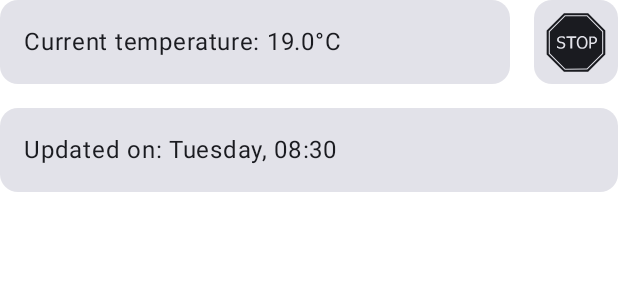
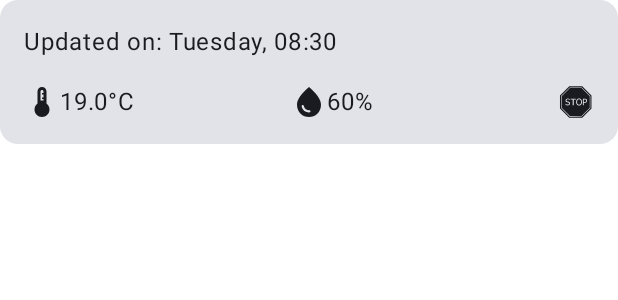
Before and after one commit to Pilou44/thermostat, an Android app built with Jetpack Compose: the @Preview function StateModuleOffPreview, on a phone screen of 412 x 824 dp. Shown: the top 300 px of the screen. Run offline under Robolectric (Android 15) with nearby library versions, the phone set to English and light mode, and no system bars.

Commit message:
Handle humidity

```diff
--- a/app/src/main/java/com/wechantloup/thermostat/model/Thermostat.kt
+++ b/app/src/main/java/com/wechantloup/thermostat/model/Thermostat.kt
@@ -3,6 +3,7 @@ package com.wechantloup.thermostat.model
 data class Thermostat(
     val deviceId: String,
     val temperature: Float,
+    val humidity: Float,
     val on: Boolean,
     val time: String,
 )
--- a/app/src/main/java/com/wechantloup/thermostat/repository/ThermostatRepository.kt
+++ b/app/src/main/java/com/wechantloup/thermostat/repository/ThermostatRepository.kt
@@ -26,16 +26,17 @@ object ThermostatRepository {
     }
 
     private fun Thermostat.toDbThermostat(): Pair<String, DbThermostat> {
-        val dbThermostat = DbThermostat(temperature, on, time)
+        val dbThermostat = DbThermostat(temperature, humidity, on, time)
         return deviceId to dbThermostat
     }
 
     private fun DbThermostat.toThermostat(id: String): Thermostat {
-        return Thermostat(id, temperature, on, time)
+        return Thermostat(id, temperature, humidity, on, time)
     }
 
     private data class DbThermostat(
         val temperature: Float = 0f,
+        val humidity: Float = Float.NaN,
         val on: Boolean = false,
         val time: String = "",
     )
--- a/app/src/main/java/com/wechantloup/thermostat/ui/thermostat/ThermostatScreen.kt
+++ b/app/src/main/java/com/wechantloup/thermostat/ui/thermostat/ThermostatScreen.kt
@@ -1,6 +1,5 @@
 package com.wechantloup.thermostat.ui.thermostat
 
-import android.text.format.DateFormat
 import android.util.Log
 import androidx.annotation.StringRes
 import androidx.compose.foundation.clickable
@@ -30,7 +29,6 @@ import androidx.compose.runtime.getValue
 import androidx.compose.ui.Alignment
 import androidx.compose.ui.Modifier
 import androidx.compose.ui.graphics.vector.ImageVector
-import androidx.compose.ui.res.painterResource
 import androidx.compose.ui.res.stringResource
 import androidx.compose.ui.res.vectorResource
 import androidx.compose.ui.text.style.TextOverflow
@@ -44,7 +42,7 @@ import com.wechantloup.thermostat.ui.theme.Dimens
 import com.wechantloup.thermostat.ui.theme.ThermostatTheme
 import kotlinx.collections.immutable.ImmutableList
 import kotlinx.collections.immutable.toImmutableList
-import java.util.Date
+import kotlin.math.roundToInt
 
 @Composable
 internal fun ThermostatScreen(
@@ -57,6 +55,7 @@ internal fun ThermostatScreen(
         isLoading = state.loading,
         title = state.title,
         currentTemperature = state.currentTemperature,
+        currentHumidity = state.currentHumidity,
         currentlyOn = state.currentlyOn,
         lastTimeUpdated = state.lastTimeUpdated,
         poweredOn = state.poweredOn,
@@ -79,6 +78,7 @@ private fun ThermostatScreen(
     isLoading: Boolean,
     title: String,
     currentTemperature: Float,
+    currentHumidity: Float,
     currentlyOn: Boolean,
     lastTimeUpdated: String,
     poweredOn: Boolean,
@@ -105,6 +105,7 @@ private fun ThermostatScreen(
     ) {
         ThermostatContent(
             currentTemperature = currentTemperature,
+            currentHumidity = currentHumidity,
             currentlyOn = currentlyOn,
             lastTimeUpdated = lastTimeUpdated,
             poweredOn = poweredOn,
@@ -150,6 +151,7 @@ private fun Actions(
 @Composable
 private fun ThermostatContent(
     currentTemperature: Float,
+    currentHumidity: Float,
     currentlyOn: Boolean,
     lastTimeUpdated: String,
     poweredOn: Boolean,
@@ -171,6 +173,7 @@ private fun ThermostatContent(
     ) {
         StateModule(
             currentTemperature,
+            currentHumidity,
             currentlyOn,
             lastTimeUpdated,
             Modifier.fillMaxWidth(),
@@ -196,43 +199,30 @@ private fun ThermostatContent(
 @Composable
 private fun StateModule(
     currentTemperature: Float,
+    currentHumidity: Float,
     currentlyOn: Boolean,
-    lastUpdated: String,
-    modifier: Modifier = Modifier,
-) {
-    Column(
-        verticalArrangement = Arrangement.spacedBy(Dimens.spacing2w),
-        modifier = modifier,
-    ) {
-        Row(
-            horizontalArrangement = Arrangement.spacedBy(Dimens.spacing2w),
-            modifier = Modifier.height(IntrinsicSize.Min),
-        ) {
-            TemperatureModule(currentTemperature, Modifier.weight(1f))
-            OnModule(currentlyOn)
-        }
-        TimeModule(
-            lastUpdated = lastUpdated,
-            modifier = Modifier.fillMaxWidth()
-        )
-    }
-}
-
-@Composable
-private fun TimeModule(
     lastUpdated: String,
     modifier: Modifier = Modifier,
 ) {
     Card(
         modifier = modifier
     ) {
-        Row(
-            verticalAlignment = Alignment.CenterVertically,
-            modifier = Modifier.padding(Dimens.spacing2w)
+        Column(
+            verticalArrangement = Arrangement.spacedBy(Dimens.spacing2w),
+            modifier = Modifier.padding(Dimens.spacing2w),
         ) {
             Text(
                 text = stringResource(id = R.string.last_time_updated_label, lastUpdated),
+                modifier = Modifier.fillMaxWidth(),
             )
+            Row(
+                horizontalArrangement = Arrangement.spacedBy(Dimens.spacing2w),
+                modifier = Modifier.height(IntrinsicSize.Min),
+            ) {
+                TemperatureModule(currentTemperature, Modifier.weight(1f))
+                HumidityModule(currentHumidity, Modifier.weight(1f))
+                OnModule(currentlyOn)
+            }
         }
     }
 }
@@ -242,19 +232,12 @@ private fun OnModule(
     currentlyOn: Boolean,
     modifier: Modifier = Modifier,
 ) {
-    Card(modifier = modifier) {
-        Box(
-            contentAlignment = Alignment.Center,
-            modifier = Modifier.aspectRatio(1f),
-        ) {
     val res = if (currentlyOn) R.drawable.ic_flame_24 else R.drawable.ic_stop_24
     Icon(
-                painter = painterResource(id = res),
+        imageVector = ImageVector.vectorResource(id = res),
         contentDescription = null,
-                modifier = Modifier.fillMaxSize(0.8f),
+        modifier = modifier,
     )
-        }
-    }
 }
 
 @Composable
@@ -262,17 +245,37 @@ private fun TemperatureModule(
     temperature: Float,
     modifier: Modifier = Modifier,
 ) {
-    Card(
-        modifier = modifier
-    ) {
     Row(
         verticalAlignment = Alignment.CenterVertically,
-            modifier = Modifier.padding(Dimens.spacing2w)
+        modifier = modifier,
     ) {
+        Icon(
+            imageVector = ImageVector.vectorResource(id = R.drawable.ic_thermostat_24),
+            contentDescription = stringResource(id = R.string.current_temperature_label),
+        )
         Text(
-                text = stringResource(id = R.string.current_temperature_label, temperature),
+            text = stringResource(id = R.string.float_temperature_label, temperature),
         )
     }
+}
+
+@Composable
+private fun HumidityModule(
+    humidity: Float,
+    modifier: Modifier = Modifier,
+) {
+    if (humidity.isNaN()) return
+    Row(
+        verticalAlignment = Alignment.CenterVertically,
+        modifier = modifier,
+    ) {
+        Icon(
+            imageVector = ImageVector.vectorResource(id = R.drawable.ic_water_drop_24),
+            contentDescription = stringResource(id = R.string.current_humidity_label),
+        )
+        Text(
+            text = stringResource(id = R.string.humidity_label, humidity.roundToInt()),
+        )
     }
 }
 
@@ -403,7 +406,7 @@ private fun TemperatureSetter(
         modifier = modifier,
     ) {
         Text(
-            text = stringResource(id = R.string.manual_temperature_label, temperature),
+            text = stringResource(id = R.string.int_temperature_label, temperature),
             fontSize = 64.sp,
         )
         Column(
@@ -471,6 +474,7 @@ private fun StateModuleOnPreview() {
     ThermostatTheme {
         StateModule(
             currentTemperature = 19f,
+            currentHumidity = 60f,
             currentlyOn = true,
             lastUpdated = "Tuesday, 08:30",
         )
@@ -483,27 +487,10 @@ private fun StateModuleOffPreview() {
     ThermostatTheme {
         StateModule(
             currentTemperature = 19f,
+            currentHumidity = 60f,
             currentlyOn = false,
             lastUpdated = "Tuesday, 08:30",
         )
-    }
-}
-
-@Preview
-@Composable
-private fun TimeModulePreview() {
-    ThermostatTheme {
-        TimeModule(
-            lastUpdated = "Tuesday, 08:30",
-        )
-    }
-}
-
-@Preview
-@Composable
-private fun TemperatureModulePreview() {
-    ThermostatTheme {
-        TemperatureModule(19f)
     }
 }
 
--- a/app/src/main/java/com/wechantloup/thermostat/ui/thermostat/ThermostatViewModel.kt
+++ b/app/src/main/java/com/wechantloup/thermostat/ui/thermostat/ThermostatViewModel.kt
@@ -64,6 +64,7 @@ internal class ThermostatViewModel(
                 .collect { thermostat ->
                     _stateFlow.value = stateFlow.value.copy(
                         currentTemperature = thermostat.temperature,
+                        currentHumidity = thermostat.humidity,
                         currentlyOn = thermostat.on,
                         lastTimeUpdated = thermostat.time.toDayTime()
                     )
@@ -156,6 +157,7 @@ internal class ThermostatViewModel(
         val loading: Boolean = true,
         val title: String = "",
         val currentTemperature: Float = 0f,
+        val currentHumidity: Float = 0f,
         val currentlyOn: Boolean = false,
         val lastTimeUpdated: String = "",
         val poweredOn: Boolean = false,
--- /dev/null
+++ b/app/src/main/res/drawable/ic_thermostat_24.xml
@@ -0,0 +1,5 @@
+<vector android:height="24dp" android:tint="#000000"
+    android:viewportHeight="24" android:viewportWidth="24"
+    android:width="24dp" xmlns:android="http://schemas.android.com/apk/res/android">
+    <path android:fillColor="@android:color/white" android:pathData="M15,13V5c0,-1.66 -1.34,-3 -3,-3S9,3.34 9,5v8c-1.21,0.91 -2,2.37 -2,4c0,2.76 2.24,5 5,5s5,-2.24 5,-5C17,15.37 16.21,13.91 15,13zM11,11V5c0,-0.55 0.45,-1 1,-1s1,0.45 1,1v1h-1v1h1v1v1h-1v1h1v1H11z"/>
+</vector>
--- /dev/null
+++ b/app/src/main/res/drawable/ic_water_drop_24.xml
@@ -0,0 +1,5 @@
+<vector android:height="24dp" android:tint="#000000"
+    android:viewportHeight="24" android:viewportWidth="24"
+    android:width="24dp" xmlns:android="http://schemas.android.com/apk/res/android">
+    <path android:fillColor="@android:color/white" android:pathData="M12,2c-5.33,4.55 -8,8.48 -8,11.8c0,4.98 3.8,8.2 8,8.2s8,-3.22 8,-8.2C20,10.48 17.33,6.55 12,2zM7.83,14c0.37,0 0.67,0.26 0.74,0.62c0.41,2.22 2.28,2.98 3.64,2.87c0.43,-0.02 0.79,0.32 0.79,0.75c0,0.4 -0.32,0.73 -0.72,0.75c-2.13,0.13 -4.62,-1.09 -5.19,-4.12C7.01,14.42 7.37,14 7.83,14z"/>
+</vector>
--- a/app/src/main/res/values/strings.xml
+++ b/app/src/main/res/values/strings.xml
@@ -3,9 +3,12 @@
     <string name="power_label">Power</string>
     <string name="manual_mode_label">Manual</string>
     <string name="auto_mode_label">Automatic</string>
-    <string name="current_temperature_label">Current temperature: %.1f°C</string>
+    <string name="current_temperature_label">Current temperature</string>
+    <string name="current_humidity_label">Current humidity</string>
+    <string name="float_temperature_label">%.1f°C</string>
+    <string name="humidity_label">%d%%</string>
     <string name="last_time_updated_label">Updated on: %s</string>
-    <string name="manual_temperature_label">%d°C</string>
+    <string name="int_temperature_label">%d°C</string>
     <string name="sign_in_button_label">Sign In</string>
     <string name="sign_out_button_label">Sign Out</string>
     <string name="validate_button_label">Validate</string>
```
Also changed, not shown: 1 other file. Lines whose indentation alone changed are shown as unchanged.
